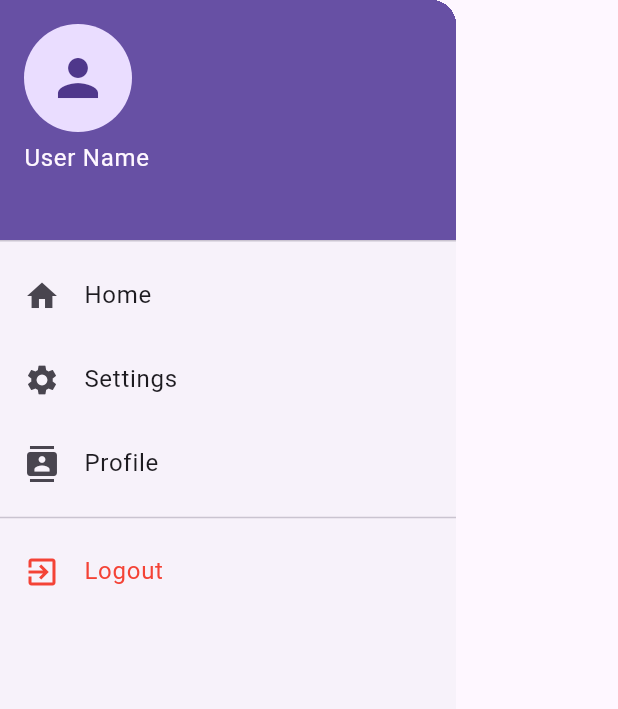
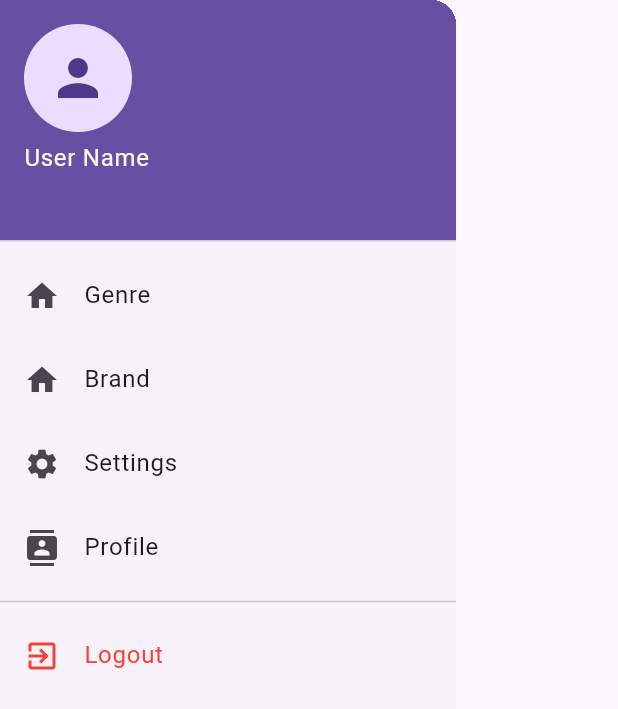
Before and after one commit to vprabhu1771/flutter_supabase_independent_music_streaming, a Flutter app: the CustomDrawer widget shown alone on an empty page, opened directly, on a phone screen of 412 x 824 dp. Shown: the top 709 px of the screen. Run offline on Flutter 3.47's test engine with Material 3 defaults, Android fonts, the phone set to English and light mode, and no system bars; our stand-ins replace audioplayers, flutter_dotenv, flutter_secure_storage, fluttertoast, supabase_flutter; accounts and stored records are empty.

```diff
--- a/lib/widgets/CustomDrawer.dart
+++ b/lib/widgets/CustomDrawer.dart
@@ -1,4 +1,6 @@
 import 'package:flutter/material.dart';
+import 'package:flutter_supabase_independent_music_streaming/screens/BrandScreen.dart';
+import 'package:flutter_supabase_independent_music_streaming/screens/GenreScreen.dart';
 
 import 'package:supabase_flutter/supabase_flutter.dart';
 import 'package:flutter_secure_storage/flutter_secure_storage.dart';
@@ -49,10 +51,28 @@ class CustomDrawer extends StatelessWidget {
             ),
             ListTile(
               leading: Icon(Icons.home),
-              title: Text('Home'),
+              title: Text('Genre'),
               onTap: () {
                 Navigator.pop(context);
-                Navigator.pushReplacementNamed(context, '/home');
+                Navigator.push(
+                  parentContext,
+                  MaterialPageRoute(
+                    builder: (context) => GenreScreen(title: 'Genre'),
+                  ),
+                );
+              },
+            ),
+            ListTile(
+              leading: Icon(Icons.home),
+              title: Text('Brand'),
+              onTap: () {
+                Navigator.pop(context);
+                Navigator.push(
+                  parentContext,
+                  MaterialPageRoute(
+                    builder: (context) => BrandScreen(title: 'Brand'),
+                  ),
+                );
               },
             ),
             ListTile(
```
